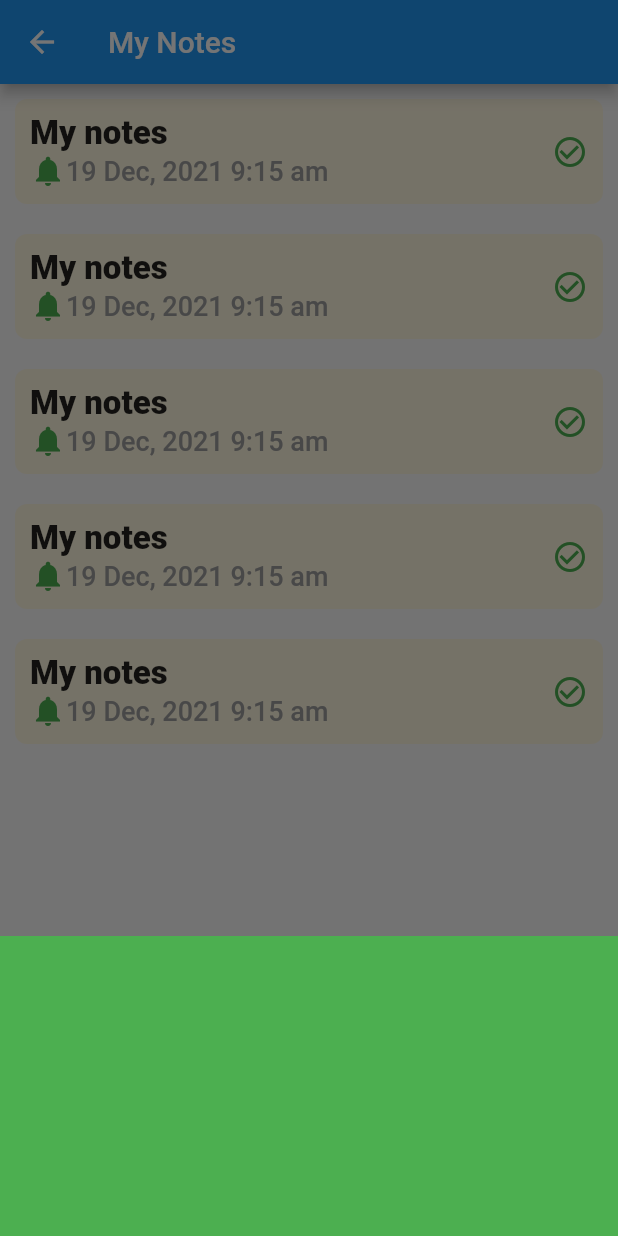
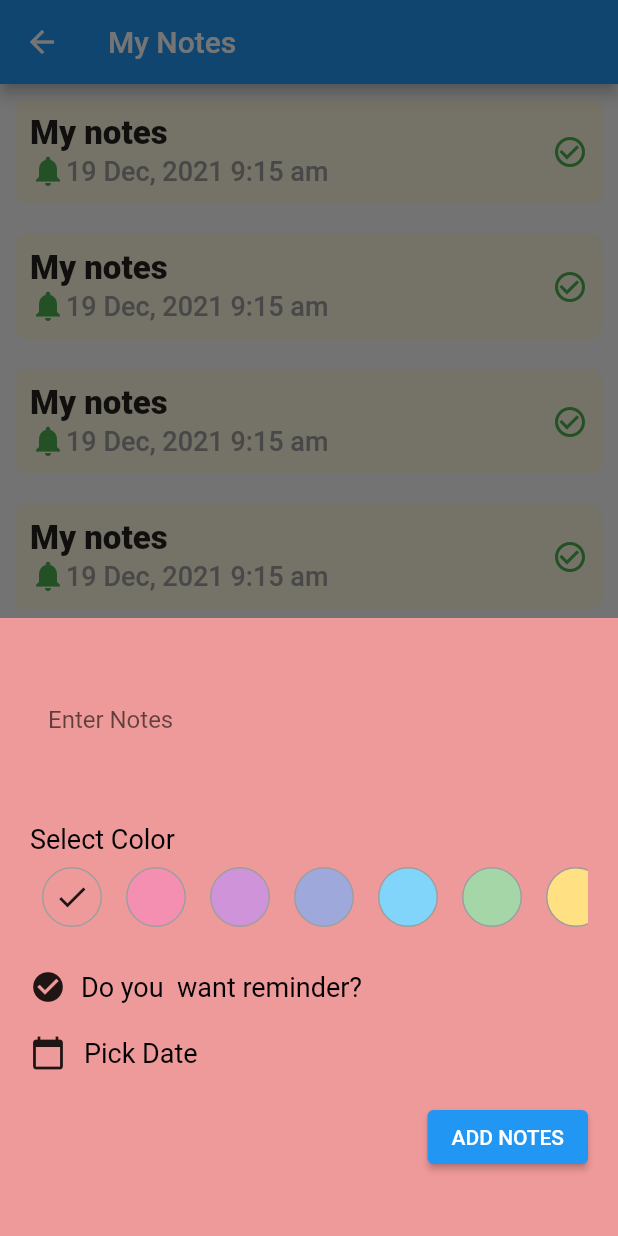
Before and after one commit to AshishGz/BIT_TCMIT_Flutter, a Flutter app: the NotesHome screen opened directly, after a tap on the "add" icon, on a phone screen of 412 x 824 dp. Run offline on Flutter 3.47's test engine with Material 2 defaults, Android fonts, the light colour scheme and no system bars; missing offline and left inert: nepali_date_picker, nepali_utils.

Commit message:
manage notes and hive setup

```diff
--- /dev/null
+++ b/lib/notes/color.dart
@@ -0,0 +1,10 @@
+const LIST_OF_COLORS = [
+  0xffef9a9a,
+  0xfff48fb1,
+  0xffce93d8,
+  0xff9fa8da,
+  0xff81d4fa,
+  0xffa5d6a7,
+  0xffffe082,
+  0xffffab91
+];
--- a/lib/notes/manageNotes.dart
+++ b/lib/notes/manageNotes.dart
@@ -1,12 +1,130 @@
+import 'package:bit_flutter/notes/color.dart';
 import 'package:flutter/material.dart';
+import 'package:nepali_date_picker/nepali_date_picker.dart';
+import 'package:nepali_utils/nepali_utils.dart';
 
-class ManageNotes extends StatelessWidget {
+class ManageNotes extends StatefulWidget {
+  @override
+  State<ManageNotes> createState() => _ManageNotesState();
+}
+
+class _ManageNotesState extends State<ManageNotes> {
+  int selectedColor = LIST_OF_COLORS[0];
+  bool wantReminder = true;
+  NepaliDateTime? _selectedDateTime = NepaliDateTime.now();
   @override
   Widget build(BuildContext context) {
+    TextEditingController textEditingController = TextEditingController();
     return Container(
-      height: 200,
-      color: Colors.green,
-      width: MediaQuery.of(context).size.width,
+      color: Color(selectedColor),
+      height: MediaQuery.of(context).size.height / 2,
+      child: Column(
+        children: [
+          Padding(
+            padding: const EdgeInsets.all(20.0),
+            child: Form(
+                child: Column(
+              crossAxisAlignment: CrossAxisAlignment.start,
+              children: [
+                TextFormField(
+                  controller: textEditingController,
+                  maxLines: 3,
+                  decoration: InputDecoration(
+                      filled: true,
+                      fillColor: Color(selectedColor),
+                      border: InputBorder.none,
+                      labelText: 'Enter Notes',
+                      hintText: 'Enter Your Notes'),
+                ),
+                SizedBox(
+                  height: 20,
+                ),
+                Text(
+                  'Select Color',
+                  style: TextStyle(fontSize: 18, color: Colors.black),
+                ),
+                SingleChildScrollView(
+                  scrollDirection: Axis.horizontal,
+                  child: Row(
+                    children: [
+                      ...LIST_OF_COLORS.map((e) => InkWell(
+                            onTap: () {
+                              selectedColor = e;
+                              setState(() {});
+                            },
+                            child: Container(
+                              margin: EdgeInsets.all(8),
+                              height: 40,
+                              width: 40,
+                              child: selectedColor == e
+                                  ? Icon(Icons.check)
+                                  : SizedBox.shrink(),
+                              decoration: BoxDecoration(
+                                  shape: BoxShape.circle,
+                                  color: Color(e),
+                                  border: Border.all(color: Colors.grey)),
+                            ),
+                          ))
+                    ],
+                  ),
+                ),
+                SizedBox(
+                  height: 20,
+                ),
+                InkWell(
+                  onTap: () {
+                    wantReminder = !wantReminder;
+                    setState(() {});
+                  },
+                  child: Row(
+                    children: [
+                      wantReminder
+                          ? Icon(Icons.check_circle)
+                          : Icon(Icons.check_circle_outline),
+                      SizedBox(
+                        width: 10,
+                      ),
+                      Text('Do you  want reminder?',
+                          style: TextStyle(fontSize: 18, color: Colors.black)),
+                    ],
+                  ),
+                ),
+                SizedBox(
+                  height: 20,
+                ),
+                InkWell(
+                    onTap: () async {
+                      _selectedDateTime = await showMaterialDatePicker(
+                        context: context,
+                        initialDate: _selectedDateTime ?? NepaliDateTime.now(),
+                        firstDate: NepaliDateTime(1970, 2, 5),
+                        lastDate: NepaliDateTime(2099, 11, 6),
+                        initialDatePickerMode: DatePickerMode.day,
+                      );
+                    },
+                    child: Row(
+                      children: [
+                        Icon(Icons.calendar_today),
+                        SizedBox(
+                          width: 12,
+                        ),
+                        Text('Pick Date',
+                            style:
+                                TextStyle(fontSize: 18, color: Colors.black)),
+                      ],
+                    )),
+                SizedBox(
+                  height: 20,
+                ),
+                Align(
+                    alignment: Alignment.bottomRight,
+                    child: ElevatedButton(
+                        onPressed: () {}, child: Text('ADD NOTES')))
+              ],
+            )),
+          ),
+        ],
+      ),
     );
   }
 }
```
Also changed, not shown: pubspec.yaml (+9 -0 lines), pubspec.lock, 2 other files.
